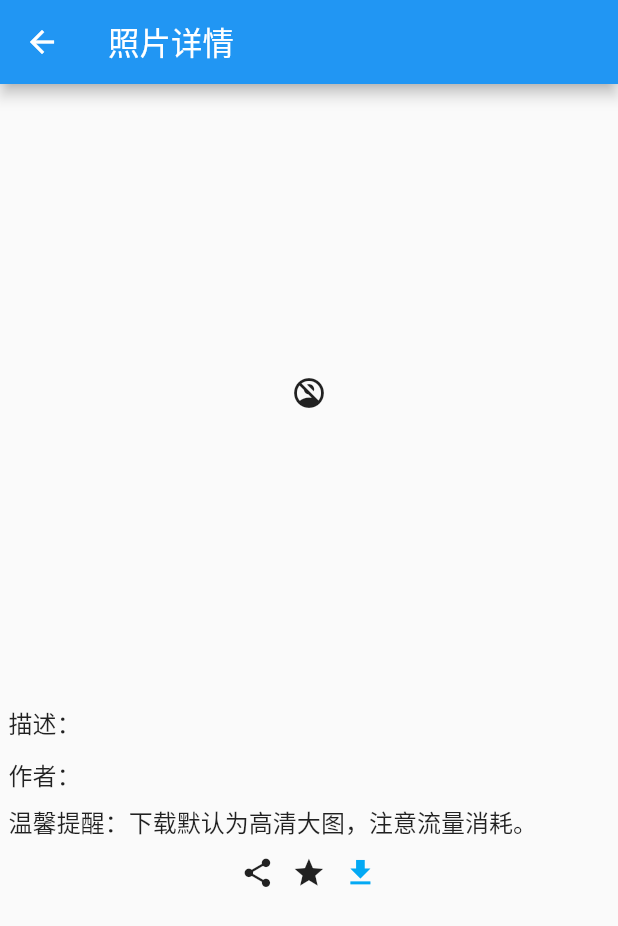
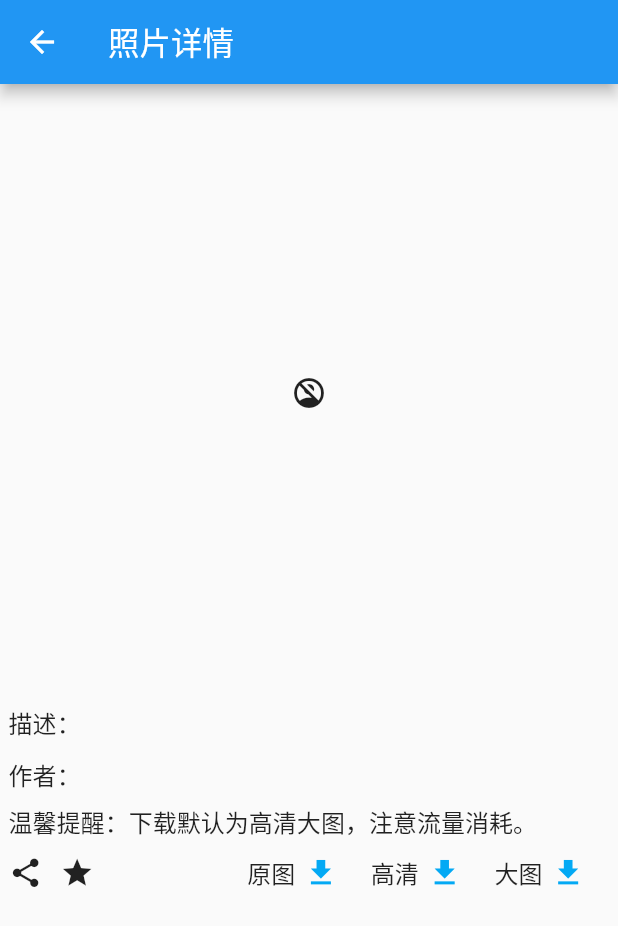
Before and after one commit to Sanotsu/freader, a Flutter app: the PexelsImageDetailPage screen opened directly with empty values, after a tap on the "share" icon, on a phone screen of 412 x 824 dp. Shown: the top 926 px of the screen. Run offline on Flutter 3.47's test engine with Material 2 defaults, Android fonts, the phone set to English and light mode, and no system bars; our stand-ins replace cached_network_image, date_format, device_info_plus, dio, flutter_screenutil, fluttertoast and 5 more; missing offline and left inert: image_downloader; accounts and stored records are empty; network calls fail.

Commit message:
fix:pexels详情页下载提供3种质量的图片下载按钮。

```diff
--- a/lib/views/pexels_image_widget/pexels_image_detail_page.dart
+++ b/lib/views/pexels_image_widget/pexels_image_detail_page.dart
@@ -40,7 +40,7 @@ class _PexelsImageDetailPageState extends State<PexelsImageDetailPage> {
     var pd = widget.photoData;
     var viewSrc = pd.src?.medium;
     // 下载使用原图途径和pexels的该图片id作为名称
-    var downloadSrc = pd.src?.original;
+    var downloadSrcList = [pd.src?.original, pd.src?.large2x, pd.src?.large];
     var photoName = "pexels_${pd.id}";
 
     return Scaffold(
@@ -96,6 +96,10 @@ class _PexelsImageDetailPageState extends State<PexelsImageDetailPage> {
           Row(
             mainAxisAlignment: MainAxisAlignment.center,
             children: [
+              Expanded(
+                flex: 2,
+                child: Row(
+                  children: [
                     SmallButtonWidget(
                       onTap: () => {},
                       tooltip: "share",
@@ -112,13 +116,70 @@ class _PexelsImageDetailPageState extends State<PexelsImageDetailPage> {
                         size: 20.sp,
                       ),
                     ),
+                  ],
+                ),
+              ),
+              Expanded(
+                flex: 1,
+                child: Row(
+                  children: [
+                    Text(
+                      "原图",
+                      style: TextStyle(fontSize: 14.sp),
+                    ),
                     SmallButtonWidget(
-                onTap: () => _downloadImage(downloadSrc!, photoName),
+                      onTap: () => _downloadImage(
+                          downloadSrcList[0] ?? "", "${photoName}_origin"),
                       tooltip: "download",
                       child: Icon(
                         Icons.download,
                         color: Colors.lightBlue,
                         size: 20.sp,
+                      ),
+                    ),
+                  ],
+                ),
+              ),
+              Expanded(
+                flex: 1,
+                child: Row(
+                  children: [
+                    Text(
+                      "高清",
+                      style: TextStyle(fontSize: 14.sp),
+                    ),
+                    SmallButtonWidget(
+                      onTap: () => _downloadImage(
+                          downloadSrcList[1] ?? "", "${photoName}_large2x"),
+                      tooltip: "download",
+                      child: Icon(
+                        Icons.download,
+                        color: Colors.lightBlue,
+                        size: 20.sp,
+                      ),
+                    ),
+                  ],
+                ),
+              ),
+              Expanded(
+                flex: 1,
+                child: Row(
+                  children: [
+                    Text(
+                      "大图",
+                      style: TextStyle(fontSize: 14.sp),
+                    ),
+                    SmallButtonWidget(
+                      onTap: () => _downloadImage(
+                          downloadSrcList[2] ?? "", "${photoName}_large"),
+                      tooltip: "download",
+                      child: Icon(
+                        Icons.download,
+                        color: Colors.lightBlue,
+                        size: 20.sp,
+                      ),
+                    ),
+                  ],
                 ),
               ),
             ],
@@ -137,6 +198,11 @@ class _PexelsImageDetailPageState extends State<PexelsImageDetailPage> {
 
   // 下载图片到相册（默认Download文件夹）
   _downloadImage(String url, String name) async {
+    if (downloading) {
+      _toastInfo("图片下载中，请先等待下载完成。");
+      return;
+    }
+
     _toastInfo("开始下载图片……");
     setState(() {
       downloading = true;
@@ -177,6 +243,7 @@ class _PexelsImageDetailPageState extends State<PexelsImageDetailPage> {
 
   // 透明小弹窗显示信息
   _toastInfo(String info) {
-    Fluttertoast.showToast(msg: info, toastLength: Toast.LENGTH_LONG);
+    // Fluttertoast.showToast(msg: info, toastLength: Toast.LENGTH_LONG);
+    Fluttertoast.showToast(msg: info, toastLength: Toast.LENGTH_SHORT);
   }
 }
```
Lines whose indentation alone changed are shown as unchanged.
